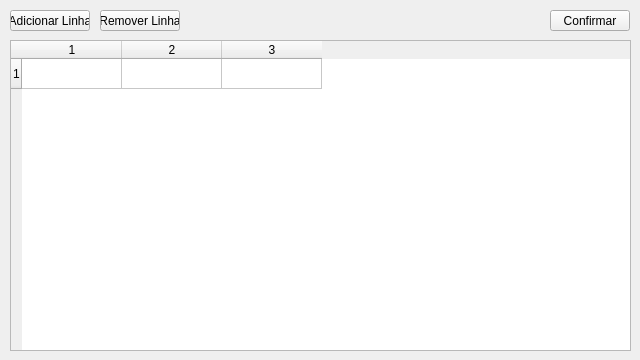
The window that src/criticpathform.ui (carlosebmachado/adjacency-graph) describes before a commit, drawn with Qt 5.
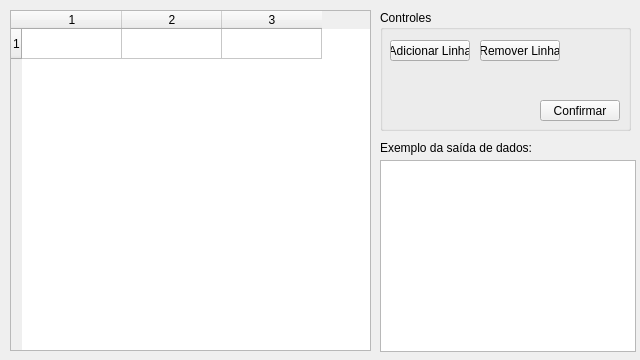
The same window after the commit.

Commit message: Critic path bug fix and data exemple added

```diff
--- a/src/criticpathform.ui
+++ b/src/criticpathform.ui
@@ -30,9 +30,9 @@
     <property name="geometry">
      <rect>
       <x>10</x>
-      <y>40</y>
-      <width>621</width>
-      <height>311</height>
+      <y>10</y>
+      <width>361</width>
+      <height>341</height>
      </rect>
     </property>
     <property name="rowCount">
@@ -46,44 +46,80 @@
     <column/>
     <column/>
    </widget>
-   <widget class="QPushButton" name="btnAddRow">
+   <widget class="QTableWidget" name="twExemple">
     <property name="geometry">
      <rect>
-      <x>10</x>
-      <y>10</y>
-      <width>80</width>
-      <height>21</height>
+      <x>380</x>
+      <y>160</y>
+      <width>256</width>
+      <height>192</height>
      </rect>
     </property>
-    <property name="text">
-     <string>Adicionar Linha</string>
-    </property>
    </widget>
-   <widget class="QPushButton" name="btnConfirm">
+   <widget class="QLabel" name="label">
     <property name="geometry">
      <rect>
-      <x>550</x>
-      <y>10</y>
-      <width>80</width>
-      <height>21</height>
+      <x>380</x>
+      <y>140</y>
+      <width>251</width>
+      <height>16</height>
      </rect>
     </property>
     <property name="text">
-     <string>Confirmar</string>
+     <string>Exemplo da saída de dados:</string>
     </property>
    </widget>
-   <widget class="QPushButton" name="btnRemoveRow">
+   <widget class="QGroupBox" name="groupBox">
     <property name="geometry">
      <rect>
-      <x>100</x>
+      <x>380</x>
       <y>10</y>
-      <width>80</width>
-      <height>21</height>
+      <width>251</width>
+      <height>121</height>
      </rect>
     </property>
-    <property name="text">
-     <string>Remover Linha</string>
+    <property name="title">
+     <string>Controles</string>
     </property>
+    <widget class="QPushButton" name="btnRemoveRow">
+     <property name="geometry">
+      <rect>
+       <x>100</x>
+       <y>30</y>
+       <width>80</width>
+       <height>21</height>
+      </rect>
+     </property>
+     <property name="text">
+      <string>Remover Linha</string>
+     </property>
+    </widget>
+    <widget class="QPushButton" name="btnAddRow">
+     <property name="geometry">
+      <rect>
+       <x>10</x>
+       <y>30</y>
+       <width>80</width>
+       <height>21</height>
+      </rect>
+     </property>
+     <property name="text">
+      <string>Adicionar Linha</string>
+     </property>
+    </widget>
+    <widget class="QPushButton" name="btnConfirm">
+     <property name="geometry">
+      <rect>
+       <x>160</x>
+       <y>90</y>
+       <width>80</width>
+       <height>21</height>
+      </rect>
+     </property>
+     <property name="text">
+      <string>Confirmar</string>
+     </property>
+    </widget>
    </widget>
   </widget>
  </widget>
```
The commit also changes 3 other files.
